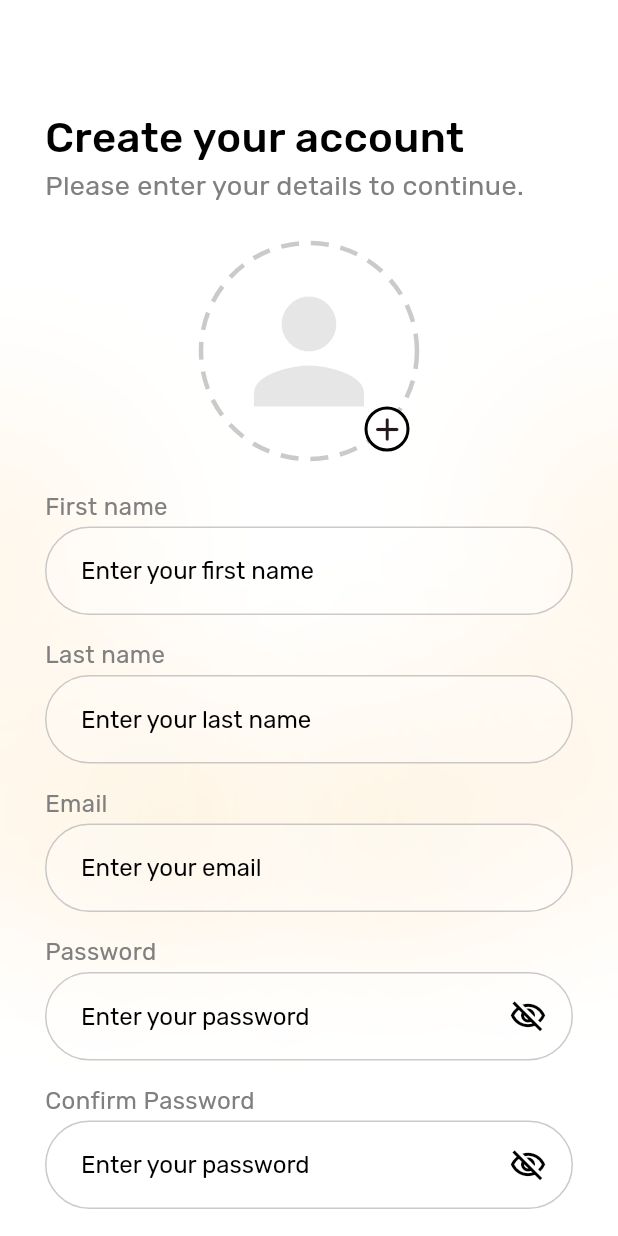
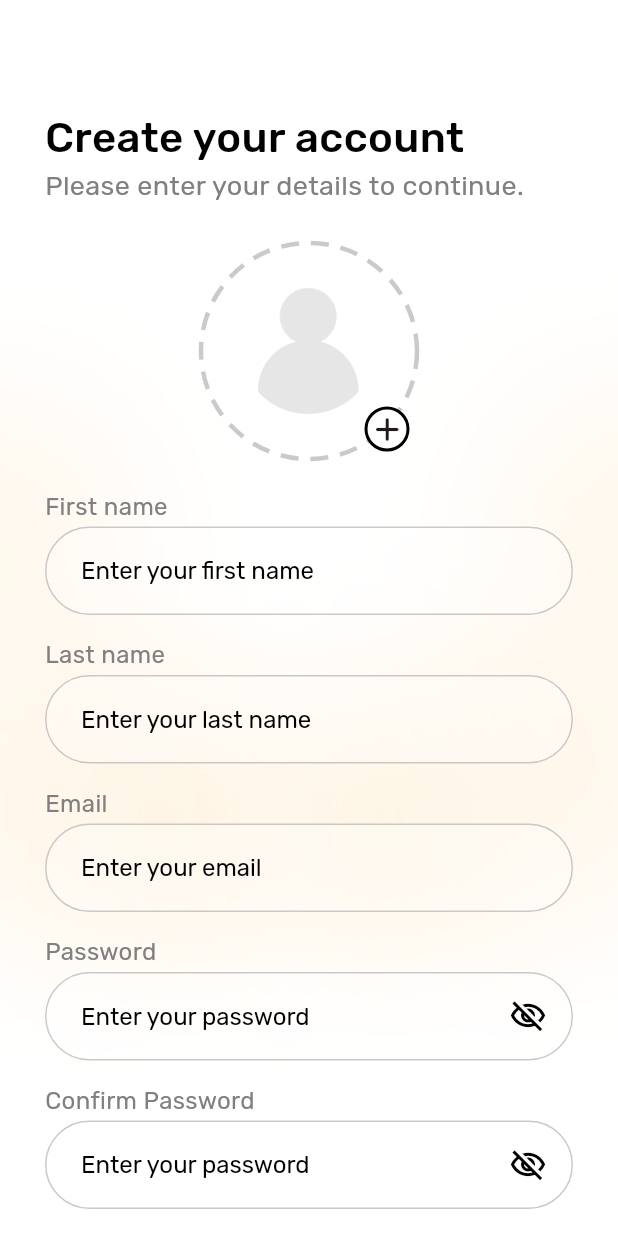
Before and after one commit to ektapadaliya/flutter_focustube, a Flutter app: the CreateAccountVC screen opened by its route, on a phone screen of 412 x 824 dp. Run offline on Flutter 3.47's test engine with Material 3 defaults, Android fonts, the phone set to English and light mode, and no system bars; drawn by our look-alikes of dotted_border; our stand-ins replace cached_network_image, flutter_image_compress, get, go_router, image_cropper, image_picker and 1 more.

Commit message:
update design based on iPad
update design based on iPad

```diff
--- a/lib/const/app_image.dart
+++ b/lib/const/app_image.dart
@@ -22,4 +22,6 @@ class AppImage {
 
   //Background
   static const background = "assets/background.png";
+
+  static const placeHolder = "assets/place_holder.png";
 }
--- a/lib/view/auth/create_account_vc.dart
+++ b/lib/view/auth/create_account_vc.dart
@@ -5,10 +5,12 @@ import 'package:focus_tube_flutter/const/app_color.dart';
 import 'package:focus_tube_flutter/const/app_const.dart';
 import 'package:focus_tube_flutter/const/app_text_style.dart';
 import 'package:focus_tube_flutter/go_route_navigation.dart';
+import 'package:focus_tube_flutter/service/image_services.dart';
 import 'package:focus_tube_flutter/widget/app_bar.dart';
 import 'package:focus_tube_flutter/widget/app_button.dart';
 import 'package:focus_tube_flutter/widget/app_text_form_field.dart';
 import 'package:focus_tube_flutter/widget/checkbox_tile.dart';
+import 'package:focus_tube_flutter/widget/image_classes.dart';
 import 'package:focus_tube_flutter/widget/screen_background.dart';
 
 class CreateAccountVC extends StatefulWidget {
@@ -50,6 +52,7 @@ class _CreateAccountVCState extends State<CreateAccountVC> {
     super.dispose();
   }
 
+  var selectedImage;
   @override
   Widget build(BuildContext context) {
     return ScreenBackground(
@@ -66,6 +69,14 @@ class _CreateAccountVCState extends State<CreateAccountVC> {
             ),
             SizedBox(height: 25),
             Center(
+              child: InkWell(
+                onTap: () async {
+                  var image = await ImageService.pickImage(context);
+                  if (image != null) {
+                    selectedImage = image;
+                    setState(() {});
+                  }
+                },
                 child: Stack(
                   children: [
                     DottedBorder(
@@ -74,10 +85,11 @@ class _CreateAccountVCState extends State<CreateAccountVC> {
                         strokeWidth: 3,
                         color: AppColor.textFieldBorder,
                       ),
-                    child: Container(
+                      child: NetworkImageClass(
                         width: 140,
                         height: 140,
-                      decoration: BoxDecoration(shape: BoxShape.circle),
+                        image: selectedImage,
+                        shape: BoxShape.circle,
                         child: Icon(
                           Icons.person,
                           size: 110,
@@ -109,6 +121,7 @@ class _CreateAccountVCState extends State<CreateAccountVC> {
                       ),
                     ),
                   ],
+                ),
               ),
             ),
             SizedBox(height: 20),
--- /dev/null
+++ b/lib/widget/image_classes.dart
@@ -0,0 +1,95 @@
+import 'dart:io' as io;
+import 'package:flutter/foundation.dart';
+import 'package:flutter/material.dart';
+import 'package:cached_network_image/cached_network_image.dart';
+import 'package:focus_tube_flutter/const/app_image.dart';
+
+class NetworkImageClass extends StatefulWidget {
+  const NetworkImageClass({
+    super.key,
+    this.image,
+    this.placeHolder = AppImage.placeHolder,
+    this.borderRadius,
+    this.boxFit = BoxFit.cover,
+    this.width,
+    this.height,
+    this.keepAlive = false,
+    this.aspectRatio,
+    this.shadow = const [],
+    this.shape = BoxShape.rectangle,
+    this.border,
+    required Icon child,
+  });
+  final dynamic image;
+  final String placeHolder;
+  final BorderRadiusGeometry? borderRadius;
+  final BoxFit boxFit;
+  final double? width;
+  final double? height;
+  final List<BoxShadow> shadow;
+  final BoxShape shape;
+  final bool keepAlive;
+  final Border? border;
+  final double? aspectRatio;
+  @override
+  State<NetworkImageClass> createState() => _NetworkImageClassState();
+}
+
+class _NetworkImageClassState extends State<NetworkImageClass>
+    with AutomaticKeepAliveClientMixin {
+  @override
+  Widget build(BuildContext context) {
+    super.build(context);
+    child() {
+      if (widget.image == null) {
+        return commonContainer(AssetImage(widget.placeHolder));
+      } else if (widget.image is Uint8List) {
+        return commonContainer(MemoryImage(widget.image));
+      } else if (kIsWeb ? false : (widget.image is io.File)) {
+        return commonContainer(FileImage(widget.image));
+      } else {
+        return CachedNetworkImage(
+          imageUrl: widget.image,
+          height: widget.height,
+          width: widget.width,
+
+          imageBuilder: (context, imageProvider) {
+            return commonContainer(imageProvider);
+          },
+          errorWidget: (context, url, error) {
+            return commonContainer(AssetImage(widget.placeHolder));
+          },
+          progressIndicatorBuilder: (context, url, progress) {
+            return commonContainer(AssetImage(widget.placeHolder));
+          },
+        );
+      }
+    }
+
+    if (widget.aspectRatio != null) {
+      return AspectRatio(aspectRatio: widget.aspectRatio!, child: child());
+    } else {
+      return child();
+    }
+  }
+
+  Widget commonContainer(ImageProvider child) {
+    return Container(
+      height: widget.height,
+      width: widget.width,
+      decoration: BoxDecoration(
+        border: widget.border,
+        boxShadow: widget.shadow,
+        image: DecorationImage(image: child, fit: widget.boxFit),
+        shape: widget.shape,
+        borderRadius:
+            (widget.shape == BoxShape.circle) || widget.borderRadius == null
+            ? null
+            : widget.borderRadius!,
+      ),
+    );
+  }
+
+  @override
+  bool get wantKeepAlive => widget.keepAlive;
+}
--- /dev/null
+++ b/note.txt
@@ -0,0 +1,4 @@
+Apple
+===============
+id: info@philosophystudent.org
+pass: Ayalididitagain6618@
--- a/pubspec.yaml
+++ b/pubspec.yaml
@@ -38,6 +38,12 @@ dependencies:
   flutter_native_splash: ^2.4.6
   go_router: ^16.2.2
   dotted_border: ^3.1.0
+  flutter_image_compress: ^2.4.0
+  image_cropper: ^11.0.0
+  permission_handler: ^12.0.1
+  image_picker: ^1.2.0
+  path_provider: ^2.1.5
+  cached_network_image: ^3.4.1
 
 dev_dependencies:
   flutter_test:
```
Also changed, not shown: lib/service/image_services.dart (added, +214 -0 lines), lib/view/onboarding_vc.dart (+27 -23 lines), lib/widget/general_dialog.dart (added, +98 -0 lines), assets/place_holder.png (added), 4 other files. Lines whose indentation alone changed are shown as unchanged.
